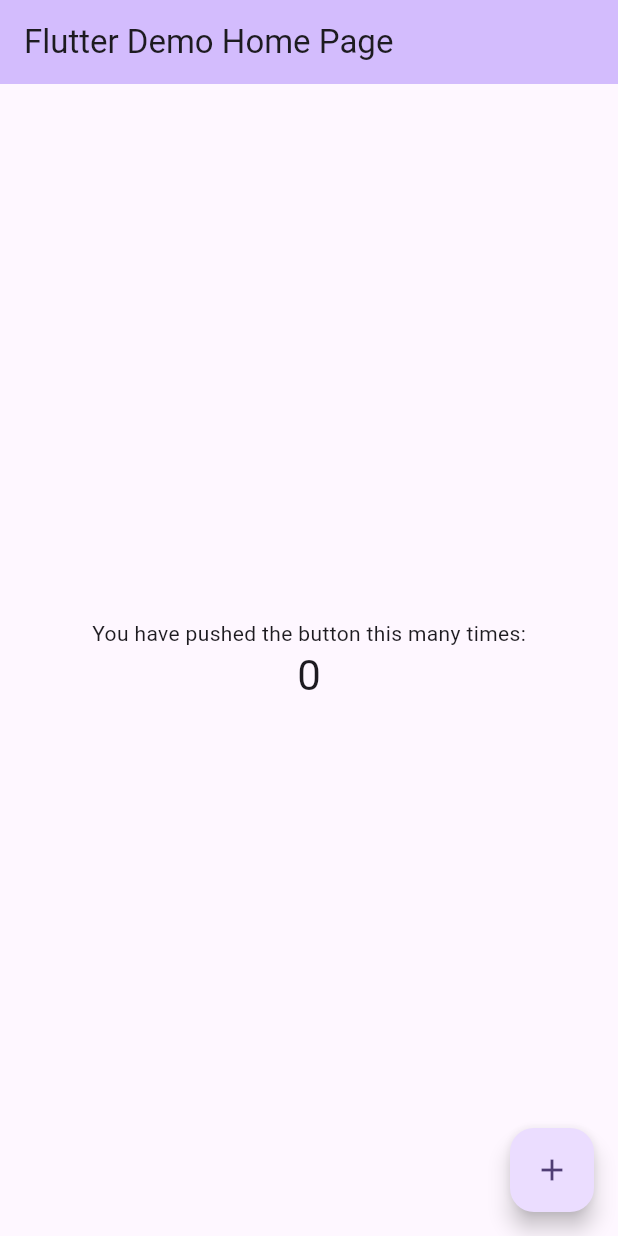
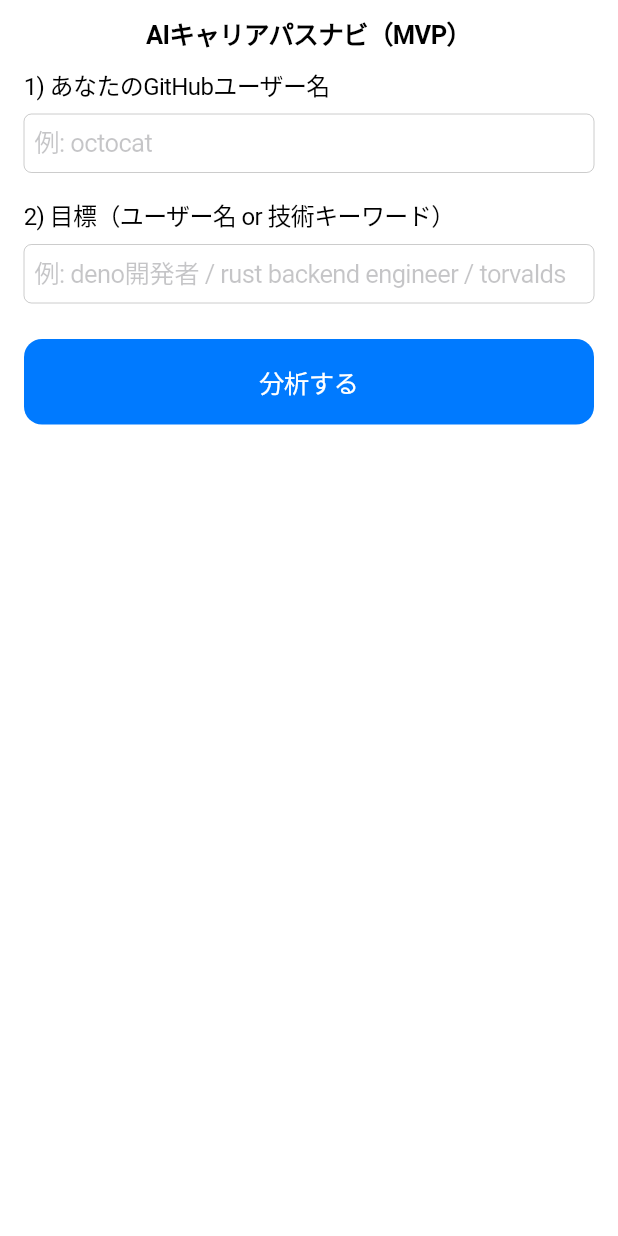
Before and after one commit to datefujinari/ai_career_navigator, a Flutter app: the screen it shows after launch, on a phone screen of 412 x 824 dp. Run offline on Flutter 3.47's test engine with Material 3 defaults, Android fonts, the phone set to English and light mode, and no system bars.

```diff
--- a/lib/main.dart
+++ b/lib/main.dart
@@ -1,122 +1,182 @@
-import 'package:flutter/material.dart';
+import 'dart:convert';
+import 'package:flutter/cupertino.dart';
+import 'package:http/http.dart' as http;
 
-void main() {
-  runApp(const MyApp());
-}
+// -------------------------------
+// エントリポイント：CupertinoApp（iOSライク）
+// -------------------------------
+void main() => runApp(const CareerApp());
 
-class MyApp extends StatelessWidget {
-  const MyApp({super.key});
+class CareerApp extends StatelessWidget {
+  const CareerApp({super.key});
 
-  // This widget is the root of your application.
   @override
   Widget build(BuildContext context) {
-    return MaterialApp(
-      title: 'Flutter Demo',
-      theme: ThemeData(
-        // This is the theme of your application.
-        //
-        // TRY THIS: Try running your application with "flutter run". You'll see
-        // the application has a purple toolbar. Then, without quitting the app,
-        // try changing the seedColor in the colorScheme below to Colors.green
-        // and then invoke "hot reload" (save your changes or press the "hot
-        // reload" button in a Flutter-supported IDE, or press "r" if you used
-        // the command line to start the app).
-        //
-        // Notice that the counter didn't reset back to zero; the application
-        // state is not lost during the reload. To reset the state, use hot
-        // restart instead.
-        //
-        // This works for code too, not just values: Most code changes can be
-        // tested with just a hot reload.
-        colorScheme: ColorScheme.fromSeed(seedColor: Colors.deepPurple),
-      ),
-      home: const MyHomePage(title: 'Flutter Demo Home Page'),
+    return const CupertinoApp(
+      debugShowCheckedModeBanner: false,
+      home: HomePage(),
     );
   }
 }
 
-class MyHomePage extends StatefulWidget {
-  const MyHomePage({super.key, required this.title});
-
-  // This widget is the home page of your application. It is stateful, meaning
-  // that it has a State object (defined below) that contains fields that affect
-  // how it looks.
-
-  // This class is the configuration for the state. It holds the values (in this
-  // case the title) provided by the parent (in this case the App widget) and
-  // used by the build method of the State. Fields in a Widget subclass are
-  // always marked "final".
-
-  final String title;
-
+// -------------------------------
+// ホーム画面：入力 → 分析実行 → 結果表示
+// -------------------------------
+class HomePage extends StatefulWidget {
+  const HomePage({super.key});
   @override
-  State<MyHomePage> createState() => _MyHomePageState();
+  State<HomePage> createState() => _HomePageState();
 }
 
-class _MyHomePageState extends State<MyHomePage> {
-  int _counter = 0;
+class _HomePageState extends State<HomePage> {
+  // 入力テキストコントローラ
+  final meCtrl = TextEditingController(); // 自分のGitHubユーザー名
+  final targetCtrl = TextEditingController(); // 目標(ユーザー名 or 技術キーワード)
 
-  void _incrementCounter() {
+  // 画面状態
+  bool loading = false; // 分析中スピナーのON/OFF
+  List<String> roadmap = []; // 生成されたロードマップ（行ごと）
+
+  // あなたのデプロイしたHTTP関数のURL（後で置き換え）
+  static const endpoint = String.fromEnvironment(
+    'API_ENDPOINT',
+    defaultValue: 'http://localhost:8080', // ローカル動作時
+  );
+
+  // -------------------------------
+  // 分析を実行：サーバへPOST → レスポンス(JSON)受取
+  // -------------------------------
+  Future<void> runAnalyze() async {
+    final me = meCtrl.text.trim();
+    final target = targetCtrl.text.trim();
+    if (me.isEmpty || target.isEmpty) {
+      showCupertinoDialog(
+        context: context,
+        builder: (_) => const CupertinoAlertDialog(
+          title: Text('入力不足'),
+          content: Text('GitHubユーザー名と目標を入力してください'),
+        ),
+      );
+      return;
+    }
+
     setState(() {
-      // This call to setState tells the Flutter framework that something has
-      // changed in this State, which causes it to rerun the build method below
-      // so that the display can reflect the updated values. If we changed
-      // _counter without calling setState(), then the build method would not be
-      // called again, and so nothing would appear to happen.
-      _counter++;
+      loading = true;
+      roadmap = [];
     });
+
+    // モックデータでUI確認用
+    // await Future.delayed(const Duration(seconds: 2)); // ローディング状態を確認
+
+    // setState(() {
+    //   roadmap = [
+    //     'Reactの基本を学習する',
+    //     'TypeScriptの型システムを理解する',
+    //     'Node.jsでバックエンドAPIを作成する',
+    //     'PostgreSQLデータベースを学ぶ',
+    //     'Dockerでコンテナ化する',
+    //     'AWS/GCPのクラウドサービスを学習する',
+    //     'CI/CDパイプラインを構築する',
+    //     'テスト駆動開発(TDD)を実践する',
+    //   ];
+    //   loading = false;
+    // });
+
+    try {
+      final res = await http.post(
+        Uri.parse(endpoint),
+        headers: {'Content-Type': 'application/json'},
+        body: jsonEncode({'user': me, 'target': target}),
+      );
+
+      if (res.statusCode == 200) {
+        final data = jsonDecode(res.body) as Map<String, dynamic>;
+        // サーバが "roadmap" を箇条書きの配列で返す前提（後述のPythonと合わせる）
+        final List items = data['roadmap'] ?? [];
+        setState(() {
+          roadmap = items.map((e) => e.toString()).toList();
+        });
+      } else {
+        setState(() {
+          roadmap = ['エラー: ${res.statusCode} ${res.body}'];
+        });
+      }
+    } catch (e) {
+      setState(() {
+        roadmap = ['通信エラー: $e'];
+      });
+    } finally {
+      setState(() {
+        loading = false;
+      });
+    }
   }
 
   @override
   Widget build(BuildContext context) {
-    // This method is rerun every time setState is called, for instance as done
-    // by the _incrementCounter method above.
-    //
-    // The Flutter framework has been optimized to make rerunning build methods
-    // fast, so that you can just rebuild anything that needs updating rather
-    // than having to individually change instances of widgets.
-    return Scaffold(
-      appBar: AppBar(
-        // TRY THIS: Try changing the color here to a specific color (to
-        // Colors.amber, perhaps?) and trigger a hot reload to see the AppBar
-        // change color while the other colors stay the same.
-        backgroundColor: Theme.of(context).colorScheme.inversePrimary,
-        // Here we take the value from the MyHomePage object that was created by
-        // the App.build method, and use it to set our appbar title.
-        title: Text(widget.title),
+    return CupertinoPageScaffold(
+      navigationBar: const CupertinoNavigationBar(
+        middle: Text('AIキャリアパスナビ（MVP）'),
       ),
-      body: Center(
-        // Center is a layout widget. It takes a single child and positions it
-        // in the middle of the parent.
-        child: Column(
-          // Column is also a layout widget. It takes a list of children and
-          // arranges them vertically. By default, it sizes itself to fit its
-          // children horizontally, and tries to be as tall as its parent.
-          //
-          // Column has various properties to control how it sizes itself and
-          // how it positions its children. Here we use mainAxisAlignment to
-          // center the children vertically; the main axis here is the vertical
-          // axis because Columns are vertical (the cross axis would be
-          // horizontal).
-          //
-          // TRY THIS: Invoke "debug painting" (choose the "Toggle Debug Paint"
-          // action in the IDE, or press "p" in the console), to see the
-          // wireframe for each widget.
-          mainAxisAlignment: MainAxisAlignment.center,
-          children: <Widget>[
-            const Text('You have pushed the button this many times:'),
-            Text(
-              '$_counter',
-              style: Theme.of(context).textTheme.headlineMedium,
+      child: SafeArea(
+        minimum: const EdgeInsets.all(16),
+        child: Stack(
+          children: [
+            ListView(
+              children: [
+                const Text(
+                  '1) あなたのGitHubユーザー名',
+                  style: TextStyle(fontSize: 16),
+                ),
+                const SizedBox(height: 8),
+                CupertinoTextField(
+                  controller: meCtrl,
+                  placeholder: '例: octocat',
+                  clearButtonMode: OverlayVisibilityMode.editing,
+                ),
+                const SizedBox(height: 16),
+                const Text(
+                  '2) 目標（ユーザー名 or 技術キーワード）',
+                  style: TextStyle(fontSize: 16),
+                ),
+                const SizedBox(height: 8),
+                CupertinoTextField(
+                  controller: targetCtrl,
+                  placeholder: '例: deno開発者 / rust backend engineer / torvalds',
+                  clearButtonMode: OverlayVisibilityMode.editing,
+                ),
+                const SizedBox(height: 24),
+                CupertinoButton.filled(
+                  onPressed: loading ? null : runAnalyze,
+                  child: const Text('分析する'),
+                ),
+                const SizedBox(height: 24),
+                if (roadmap.isNotEmpty)
+                  const Text(
+                    '学習ロードマップ',
+                    style: TextStyle(fontSize: 18, fontWeight: FontWeight.w600),
+                  ),
+                const SizedBox(height: 8),
+                ...roadmap.map(
+                  (line) => Padding(
+                    padding: const EdgeInsets.symmetric(vertical: 6),
+                    child: Row(
+                      crossAxisAlignment: CrossAxisAlignment.start,
+                      children: [
+                        const Text('•  '),
+                        Expanded(child: Text(line)),
+                      ],
+                    ),
+                  ),
+                ),
+                const SizedBox(height: 80),
+              ],
             ),
+            if (loading)
+              const Center(child: CupertinoActivityIndicator(radius: 16)),
           ],
         ),
       ),
-      floatingActionButton: FloatingActionButton(
-        onPressed: _incrementCounter,
-        tooltip: 'Increment',
-        child: const Icon(Icons.add),
-      ), // This trailing comma makes auto-formatting nicer for build methods.
     );
   }
 }
```
Also changed, not shown: 2 other files.
